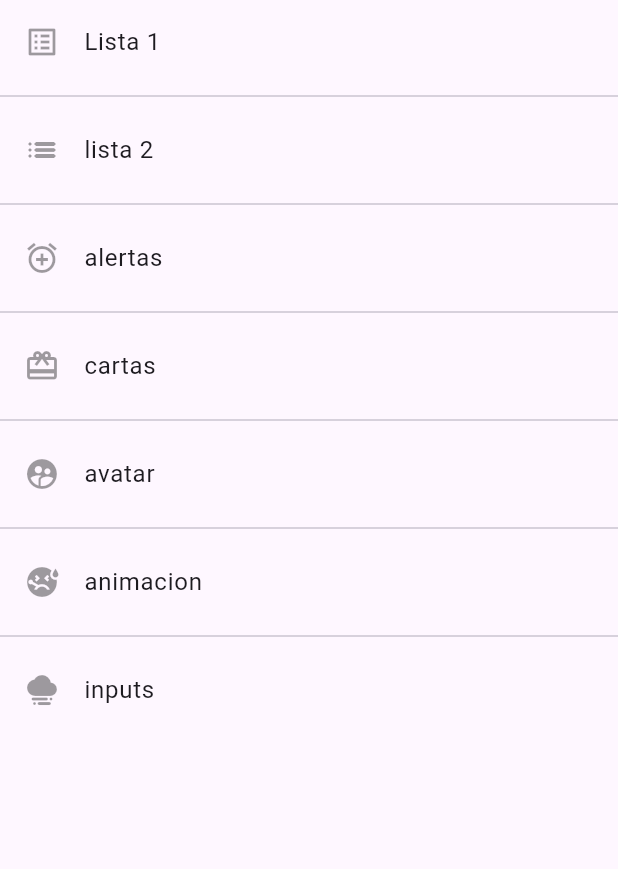
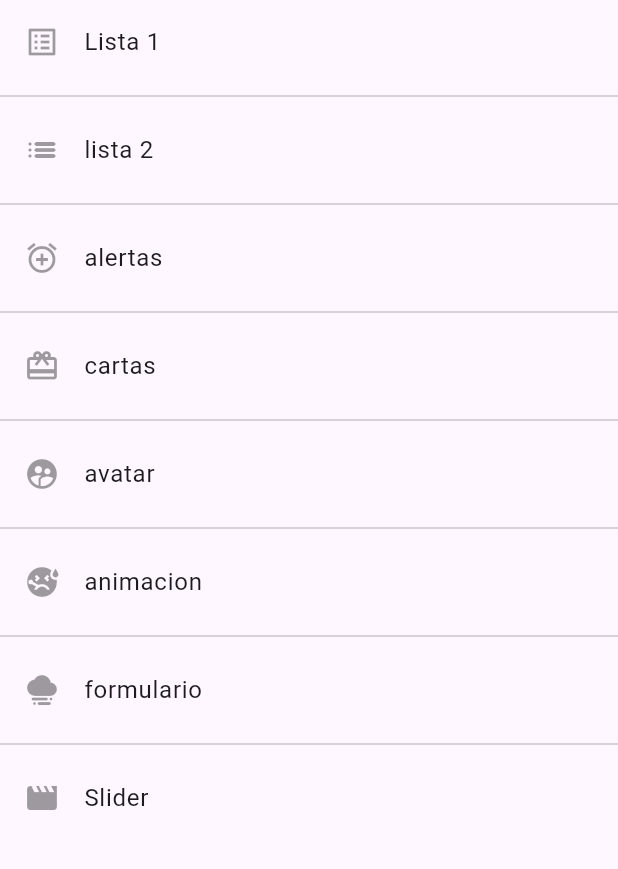
Before and after one commit to jesWeb/Componentes_Flutter, a Flutter app: the screen it shows after launch, on a phone screen of 412 x 824 dp, the part 84-953 px from its top. Run offline on Flutter 3.47's test engine with Material 3 defaults, Android fonts, the phone set to English and light mode, and no system bars.

Commit message:
he creado un slider que hace zoom en una imagen y agregue un check box donde se activa para poder usar el silider

```diff
--- a/lib/router/app_router.dart
+++ b/lib/router/app_router.dart
@@ -2,6 +2,7 @@
 import 'package:componentes/models/menu_option.dart';
 import 'package:componentes/screens/inputs_screen.dart';
 import 'package:componentes/screens/screens.dart';
+import 'package:componentes/screens/slider_screen.dart';
 import 'package:flutter/material.dart';
 
 class AppRouter {
@@ -40,9 +41,14 @@ class AppRouter {
         icon: Icons.sick),
     MenuOption(
         route: 'inputs',
-        name: 'inputs',
+        name: 'formulario',
         screen: const InputScreen(),
-        icon: Icons.foggy)
+        icon: Icons.foggy),
+    MenuOption(
+        route: 'Slider',
+        name: 'Slider',
+        screen: const SliderScreen(),
+        icon: Icons.movie)
   ];
 
   //metodo de mapeo de rutas, up
--- a/lib/screens/screens.dart
+++ b/lib/screens/screens.dart
@@ -10,3 +10,4 @@ export 'package:componentes/screens/home_screen.dart';
 export 'package:componentes/screens/listview1_screen.dart';
 export 'package:componentes/screens/listview2_screen.dart';
 import 'package:componentes/screens/inputs_screen.dart';
+import 'package:componentes/screens/slider_screen.dart';
```
Also changed, not shown: lib/screens/slider_screen.dart (added, +79 -0 lines).
